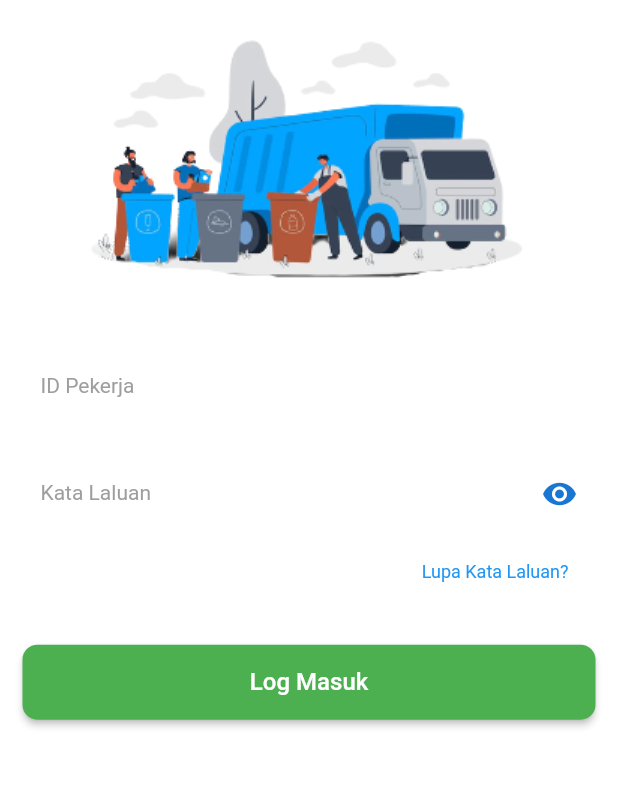
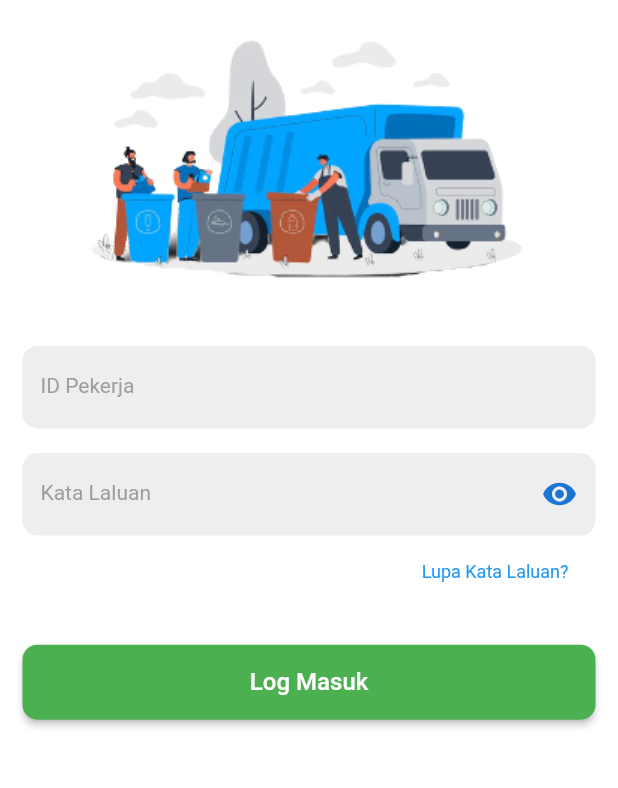
Before and after one commit to SahanahPandu/iWork, a Flutter app: the screen it shows after launch, on a phone screen of 412 x 824 dp, the part 371-1159 px from its top. Run offline on Flutter 3.47's test engine with Material 2 defaults, Android fonts, the phone set to English and light mode, and no system bars; our stand-ins replace fluttertoast; missing offline and left inert: simple_ripple_animation.

Commit message:
Add light grey color as config and used in Config page

```diff
--- a/lib/config/palette.dart
+++ b/lib/config/palette.dart
@@ -8,5 +8,5 @@ Color appBarBgColor = Colors.white;
 Color grey = Colors.grey;
 Color darkGrey = Colors.grey.shade900;
 Color lightBlack = Colors.black87;
-
+Color lightGrey = Colors.grey.shade200;
 Color green = Colors.green;
--- a/lib/screens/login/login.dart
+++ b/lib/screens/login/login.dart
@@ -110,7 +110,7 @@ class _LoginScreenState extends State<LoginScreen> {
         decoration: InputDecoration(
           hintMaxLines: 1,
           filled: true,
-          fillColor: appBackgroundColor,
+          fillColor: lightGrey,
           focusColor: green,
           enabledBorder: OutlineInputBorder(
             borderRadius: BorderRadius.circular(10),
```
Also changed, not shown: lib/widgets/buttons/time_log_ripple_button.dart (+29 -5 lines).
